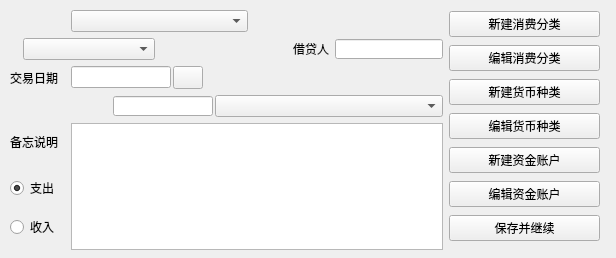
First picture: the form in ui/changebillwidget.ui, repository Harry-Chen/OOP-Cash, before the edit.
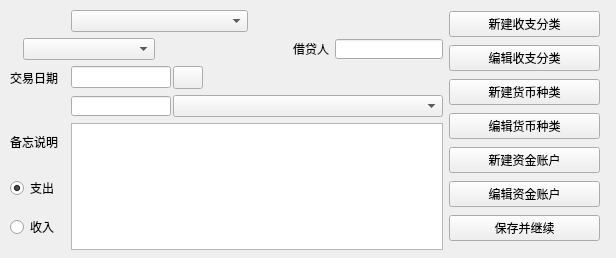
Second picture: the form after the edit. Icons and pictures are not drawn.

What changed in the file:
```diff
--- a/ui/changebillwidget.ui
+++ b/ui/changebillwidget.ui
@@ -76,25 +76,6 @@
       <property name="spacing">
        <number>2</number>
       </property>
-      <item>
-       <widget class="QLabel" name="labelOutlay">
-        <property name="minimumSize">
-         <size>
-          <width>20</width>
-          <height>20</height>
-         </size>
-        </property>
-        <property name="maximumSize">
-         <size>
-          <width>40</width>
-          <height>20</height>
-         </size>
-        </property>
-        <property name="text">
-         <string/>
-        </property>
-       </widget>
-      </item>
       <item>
        <widget class="QLineEdit" name="lineEditAmount">
         <property name="minimumSize">
@@ -325,14 +306,14 @@
     <item>
      <widget class="QPushButton" name="newCatebtn">
       <property name="text">
-       <string>新建消费分类</string>
+       <string>新建收支分类</string>
       </property>
      </widget>
     </item>
     <item>
      <widget class="QPushButton" name="editCatebtn">
       <property name="text">
-       <string>编辑消费分类</string>
+       <string>编辑收支分类</string>
       </property>
      </widget>
     </item>
```
